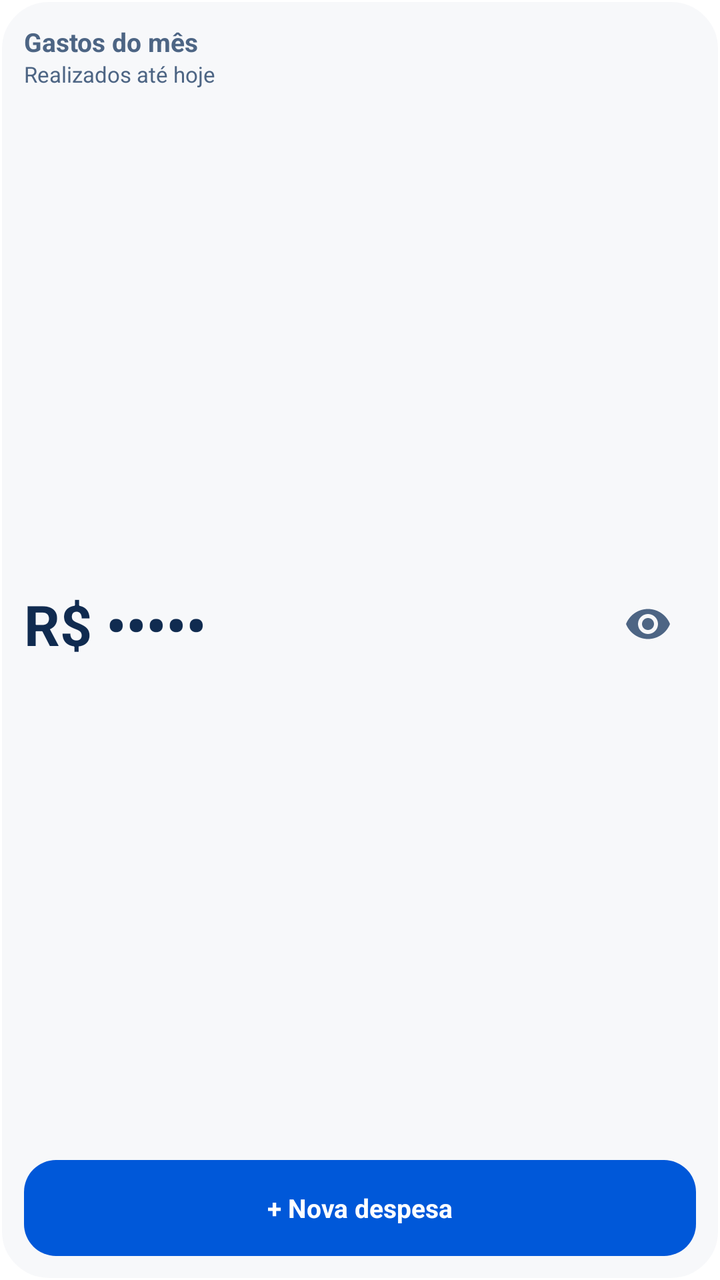
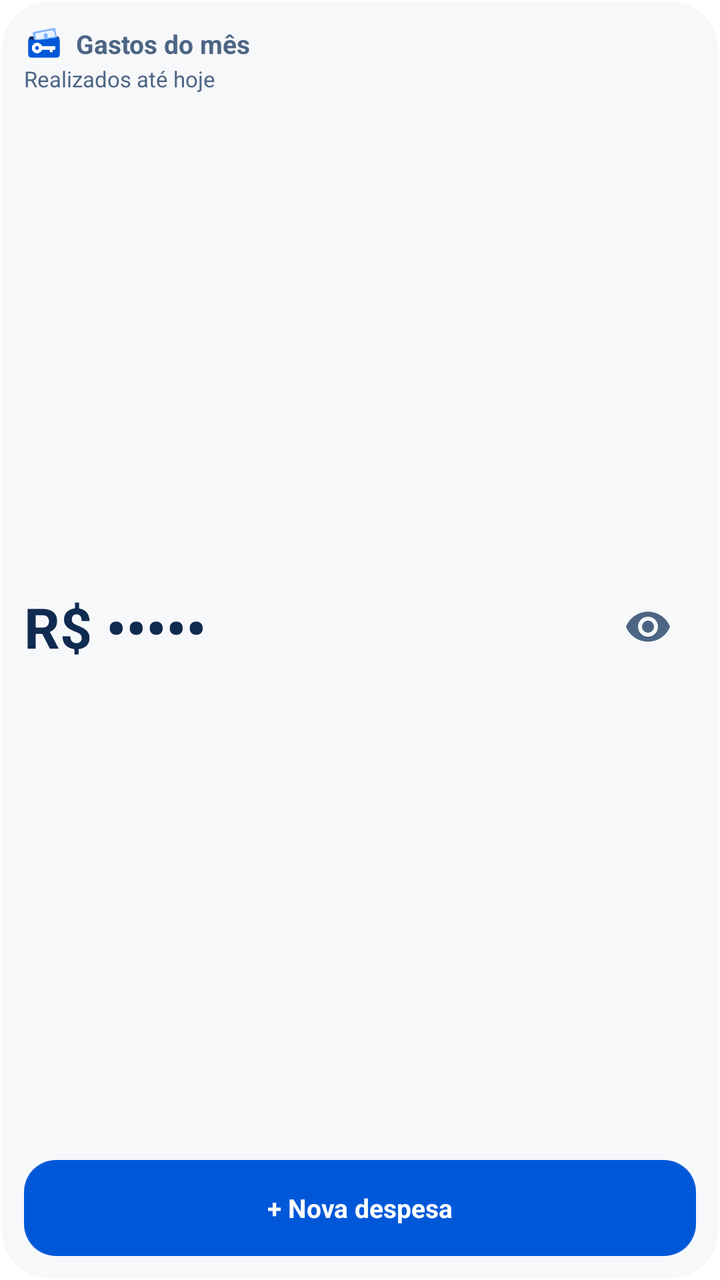

Screens rendered from an Android XML layout before and after an edit, with the pre-edit source and the edit as a unified diff.
<!-- AndroidManifest.xml: fallback theme Theme.MaterialComponents.DayNight.NoActionBar -->
<!-- res/layout/widget_layout.xml -->
<?xml version="1.0" encoding="utf-8"?>
<FrameLayout
    xmlns:android="http://schemas.android.com/apk/res/android"
    android:layout_width="match_parent"
    android:layout_height="match_parent">
    <ImageView
        android:id="@+id/widget_background_image"
        android:layout_width="match_parent"
        android:layout_height="match_parent"
        android:src="@drawable/widget_background"
        android:scaleType="fitXY"
        android:importantForAccessibility="no" />
    <LinearLayout
        android:id="@+id/widget_root"
        android:layout_width="match_parent"
        android:layout_height="match_parent"
        android:orientation="vertical"
        android:padding="12dp">
        <TextView
            android:id="@+id/tv_title"
            android:layout_width="match_parent"
            android:layout_height="wrap_content"
            android:text="Gastos do mês"
            android:textSize="13sp"
            android:textColor="@color/widget_text_secondary"
            android:maxLines="1"
            android:ellipsize="end"
            android:textStyle="bold" />
        <TextView
            android:id="@+id/tv_subtitle"
            android:layout_width="match_parent"
            android:layout_height="wrap_content"
            android:text="Realizados até hoje"
            android:textSize="11sp"
            android:textColor="@color/widget_text_secondary"
            android:maxLines="1"
            android:ellipsize="end" />
        <LinearLayout
            android:layout_width="match_parent"
            android:layout_height="0dp"
            android:layout_weight="1"
            android:orientation="horizontal"
            android:gravity="center_vertical">
            <TextView
                android:id="@+id/tv_monthly_spent"
                android:layout_width="0dp"
                android:layout_weight="1"
                android:layout_height="match_parent"
                android:gravity="center_vertical"
                android:text="R$ •••••"
                android:textStyle="bold"
                android:textColor="@color/widget_text_primary"
                android:textSize="24sp"
                android:autoSizeTextType="uniform"
                android:autoSizeMinTextSize="12sp"
                android:autoSizeMaxTextSize="28sp"
                android:maxLines="1" />
            <ImageButton
                android:id="@+id/btn_toggle_visibility"
                android:layout_width="48dp"
                android:layout_height="48dp"
                android:padding="12dp"
                android:background="@android:color/transparent"
                android:src="@drawable/ic_visibility"
                android:tint="@color/widget_text_secondary"
                android:contentDescription="Mostrar valores temporariamente" />
        </LinearLayout>
        <FrameLayout
            android:layout_width="match_parent"
            android:layout_height="48dp">
            <ImageView
                android:id="@+id/widget_button_image"
                android:layout_width="match_parent"
                android:layout_height="match_parent"
                android:src="@drawable/widget_button_background"
                android:scaleType="fitXY"
                android:importantForAccessibility="no" />
            <TextView
                android:id="@+id/btn_add_expense"
                android:layout_width="match_parent"
                android:layout_height="match_parent"
                android:gravity="center"
                android:text="+ Nova despesa"
                android:textSize="13sp"
                android:textStyle="bold"
                android:textColor="@color/widget_btn_text"
                android:maxLines="1"
                android:ellipsize="end" />
        </FrameLayout>
    </LinearLayout>
</FrameLayout>
<!-- resources referenced by this layout -->
<resources>
  <color name="widget_btn_text">#FFFFFF</color>
  <color name="widget_text_primary">#102B50</color>
  <color name="widget_text_secondary">#4D6584</color>
  <!-- drawable ic_visibility (drawable) -->
  <vector xmlns:android="http://schemas.android.com/apk/res/android"
      android:width="24dp"
      android:height="24dp"
      android:viewportWidth="24"
      android:viewportHeight="24">
      <path
          android:fillColor="#FF757575"
          android:pathData="M12,4.5C7,4.5 2.73,7.61 1,12c1.73,4.39 6,7.5 11,7.5s9.27,-3.11 11,-7.5c-1.73,-4.39 -6,-7.5 -11,-7.5zM12,17c-2.76,0 -5,-2.24 -5,-5s2.24,-5 5,-5 5,2.24 5,5 -2.24,5 -5,5zM12,9c-1.66,0 -3,1.34 -3,3s1.34,3 3,3 3,-1.34 3,-3 -1.34,-3 -3,-3z" />
  </vector>
  <!-- drawable widget_background (drawable) -->
  <?xml version="1.0" encoding="utf-8"?>
  <shape xmlns:android="http://schemas.android.com/apk/res/android">
      <solid android:color="@color/widget_bg" />
      <corners android:radius="24dp" />
      <stroke
          android:width="1dp"
          android:color="@color/widget_border" />
  </shape>
  <!-- drawable widget_button_background (drawable) -->
  <?xml version="1.0" encoding="utf-8"?>
  <shape xmlns:android="http://schemas.android.com/apk/res/android">
      <solid android:color="@color/widget_btn_bg" />
      <corners android:radius="16dp" />
  </shape>
  <color name="widget_bg">#F7F8FA</color>
  <color name="widget_border">#FFFFFF</color>
  <color name="widget_btn_bg">#0058D9</color>
</resources>

<!-- the commit's change to res/layout/widget_layout.xml (unified diff, before → after) -->
@@ -18,6 +18,9 @@
         android:padding="12dp">
         <TextView
             android:id="@+id/tv_title"
+            android:drawableStart="@drawable/passfin_widget_brand"
+            android:drawablePadding="6dp"
+            android:gravity="center_vertical"
             android:layout_width="match_parent"
             android:layout_height="wrap_content"
             android:text="Gastos do mês"
<!-- resource entries referenced after the edit -->
@@ -12,6 +12,15 @@
       <path
           android:fillColor="#FF757575"
           android:pathData="M12,4.5C7,4.5 2.73,7.61 1,12c1.73,4.39 6,7.5 11,7.5s9.27,-3.11 11,-7.5c-1.73,-4.39 -6,-7.5 -11,-7.5zM12,17c-2.76,0 -5,-2.24 -5,-5s2.24,-5 5,-5 5,2.24 5,5 -2.24,5 -5,5zM12,9c-1.66,0 -3,1.34 -3,3s1.34,3 3,3 3,-1.34 3,-3 -1.34,-3 -3,-3z" />
+  </vector>
+  <!-- drawable passfin_widget_brand (drawable) -->
+  <vector xmlns:android="http://schemas.android.com/apk/res/android" android:width="20dp" android:height="20dp" android:viewportWidth="512" android:viewportHeight="512">
+    <path android:fillColor="#102B50" android:fillType="evenOdd" android:pathData="M60 196 Q60 163 94 158 L418 158 Q452 158 452 193 L452 220 L60 220 Z"/>
+    <path android:fillColor="#82B7FF" android:fillType="evenOdd" android:pathData="M112 116 Q110 105 122 102 L383 51 Q397 48 400 63 L424 181 L132 217 Z"/>
+    <path android:fillColor="#EAF4FF" android:fillType="evenOdd" android:pathData="M143 122 L367 78 Q371 98 387 99 L400 161 L154 199 Z"/>
+    <path android:fillColor="#82B7FF" android:fillType="evenOdd" android:pathData="M252 149 A26 32 0 1 0 304 149 A26 32 0 1 0 252 149 Z"/>
+    <path android:fillColor="#0058D9" android:fillType="evenOdd" android:pathData="M58 188 Q167 220 301 192 Q383 176 421 177 Q458 177 458 216 L458 388 Q458 430 416 430 L96 430 Q54 430 54 388 L54 221 Q54 201 58 188 Z M230 285 A66 66 0 1 0 230 329 L330 329 L330 360 L366 360 L366 329 L402 329 L402 285 Z M192 307 A25 25 0 1 0 142 307 A25 25 0 1 0 192 307 Z"/>
+    <path android:fillColor="#FFFFFF" android:fillType="evenOdd" android:pathData="M230 285 A66 66 0 1 0 230 329 L330 329 L330 360 L366 360 L366 329 L402 329 L402 285 Z M192 307 A25 25 0 1 0 142 307 A25 25 0 1 0 192 307 Z"/>
   </vector>
   <!-- drawable widget_background (drawable) -->
   <?xml version="1.0" encoding="utf-8"?>
